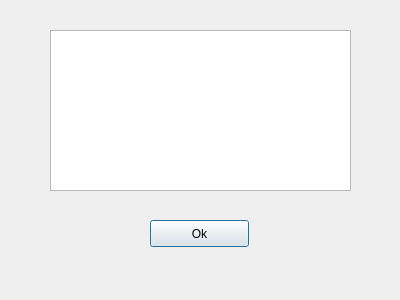
Before: the Qt Designer form AutoLote/mensaje.ui in Areyes-Trimarchi/Proyecto_Progra3_AlvaroReyes_113419020, drawn with Qt 5.
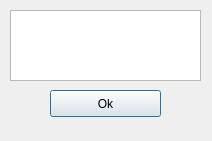
After: the same form once the commit is applied.

Diff of the .ui file:
```diff
--- a/AutoLote/mensaje.ui
+++ b/AutoLote/mensaje.ui
@@ -6,8 +6,8 @@
    <rect>
     <x>0</x>
     <y>0</y>
-    <width>400</width>
-    <height>300</height>
+    <width>212</width>
+    <height>141</height>
    </rect>
   </property>
   <property name="windowTitle">
@@ -19,10 +19,10 @@
    </property>
    <property name="geometry">
     <rect>
-     <x>50</x>
-     <y>30</y>
-     <width>301</width>
-     <height>161</height>
+     <x>10</x>
+     <y>10</y>
+     <width>191</width>
+     <height>71</height>
     </rect>
    </property>
    <property name="readOnly">
@@ -32,9 +32,9 @@
   <widget class="QPushButton" name="pushButton">
    <property name="geometry">
     <rect>
-     <x>150</x>
-     <y>220</y>
-     <width>99</width>
+     <x>50</x>
+     <y>90</y>
+     <width>111</width>
      <height>27</height>
     </rect>
    </property>
```
